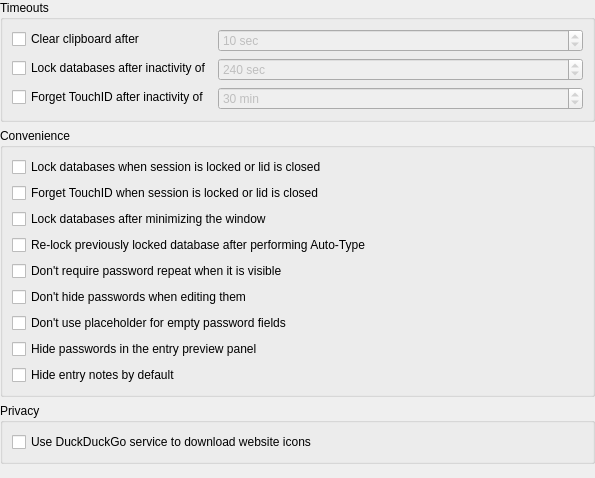
This is src/gui/ApplicationSettingsWidgetSecurity.ui in keepassxreboot/keepassxc as Qt 5 draws it before an edit. The edited form follows.
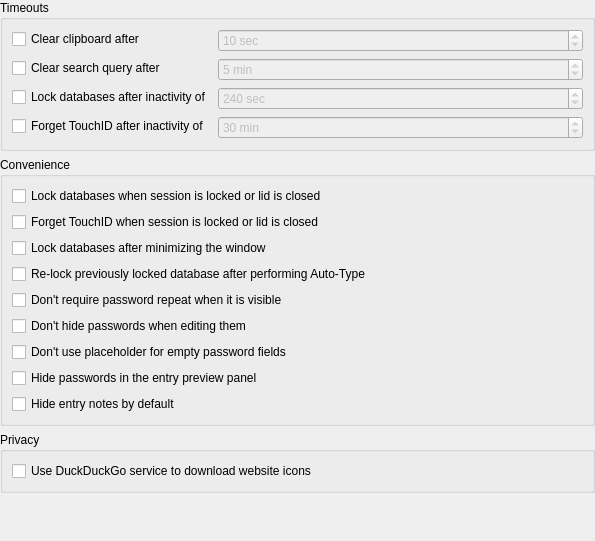
This is the edited form.

Commit message:
Add setting for search results timeout (#3411)
* Fix #3400
* Allow enabling/disabling search timeout
* Allow setting search timeout in minutes

What changed in the file:
```diff
--- a/src/gui/ApplicationSettingsWidgetSecurity.ui
+++ b/src/gui/ApplicationSettingsWidgetSecurity.ui
@@ -7,7 +7,7 @@
     <x>0</x>
     <y>0</y>
     <width>595</width>
-    <height>478</height>
+    <height>541</height>
    </rect>
   </property>
   <layout class="QVBoxLayout" name="verticalLayout">
@@ -61,6 +61,41 @@
         </property>
        </widget>
       </item>
+      <item row="1" column="0">
+       <widget class="QCheckBox" name="clearSearchCheckBox">
+        <property name="text">
+         <string>Clear search query after</string>
+        </property>
+       </widget>
+      </item>
+      <item row="1" column="1">
+       <widget class="QSpinBox" name="clearSearchSpinBox">
+        <property name="enabled">
+         <bool>false</bool>
+        </property>
+        <property name="sizePolicy">
+         <sizepolicy hsizetype="Expanding" vsizetype="Fixed">
+          <horstretch>0</horstretch>
+          <verstretch>0</verstretch>
+         </sizepolicy>
+        </property>
+        <property name="suffix">
+         <string comment="Minutes"> min</string>
+        </property>
+        <property name="minimum">
+         <number>1</number>
+        </property>
+        <property name="maximum">
+         <number>1440</number>
+        </property>
+        <property name="value">
+         <number>5</number>
+        </property>
+        <property name="displayIntegerBase">
+         <number>10</number>
+        </property>
+       </widget>
+      </item>
       <item row="2" column="0">
        <widget class="QCheckBox" name="lockDatabaseIdleCheckBox">
         <property name="sizePolicy">
```
Left out of the diff: 14 changed lines with no effect on the pictures. The commit also changes 3 other files.
